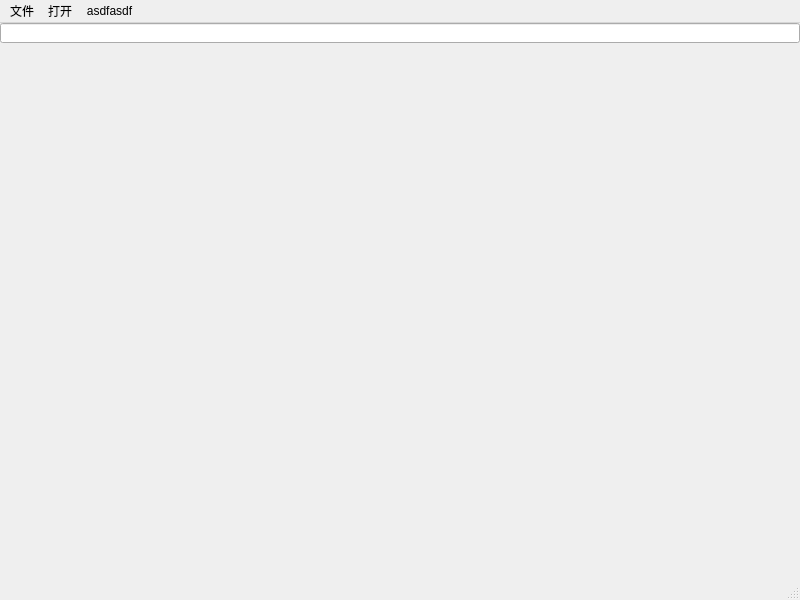
brok1n/bsearch, file Gui/mainwindow.ui: the form before one commit.
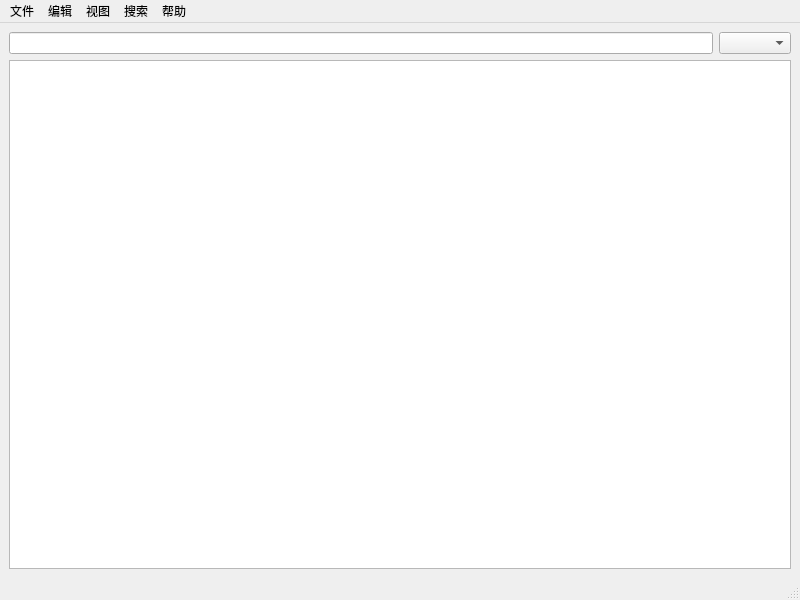
The form after the commit.

Commit message: add windows system partition scan

```diff
--- a/Gui/mainwindow.ui
+++ b/Gui/mainwindow.ui
@@ -14,16 +14,21 @@
    <string>BSearch</string>
   </property>
   <widget class="QWidget" name="centralwidget">
-   <widget class="QLineEdit" name="keyEdit">
-    <property name="geometry">
-     <rect>
-      <x>0</x>
-      <y>0</y>
-      <width>800</width>
-      <height>20</height>
-     </rect>
-    </property>
-   </widget>
+   <layout class="QVBoxLayout" name="verticalLayout">
+    <item>
+     <layout class="QHBoxLayout" name="horizontalLayout">
+      <item>
+       <widget class="QLineEdit" name="keyEdit"/>
+      </item>
+      <item>
+       <widget class="QComboBox" name="comboBox"/>
+      </item>
+     </layout>
+    </item>
+    <item>
+     <widget class="QListWidget" name="listWidget"/>
+    </item>
+   </layout>
   </widget>
   <widget class="QMenuBar" name="menubar">
    <property name="geometry">
@@ -42,7 +47,7 @@
    </widget>
    <widget class="QMenu" name="menu_2">
     <property name="title">
-     <string>打开</string>
+     <string>编辑</string>
     </property>
     <addaction name="actionguanbi"/>
     <addaction name="actionnihao"/>
@@ -50,14 +55,62 @@
    </widget>
    <widget class="QMenu" name="menuasdfasdf">
     <property name="title">
-     <string>asdfasdf</string>
+     <string>视图</string>
     </property>
     <addaction name="actionasdfasdf"/>
     <addaction name="actiondel"/>
+    <addaction name="actionstatus_bar"/>
+    <addaction name="separator"/>
+    <addaction name="actionsuper_big_icon"/>
+    <addaction name="actionbig_icon"/>
+    <addaction name="actionmid_icon"/>
+    <addaction name="actiondetails"/>
+    <addaction name="separator"/>
+    <addaction name="actionsortby"/>
+    <addaction name="actionflush"/>
+    <addaction name="separator"/>
+    <addaction name="actionfix_top"/>
+   </widget>
+   <widget class="QMenu" name="menu_3">
+    <property name="title">
+     <string>搜索</string>
+    </property>
+    <addaction name="actionmatch_case"/>
+    <addaction name="actionfull_content_match"/>
+    <addaction name="actionmatch_path"/>
+    <addaction name="actionuse_reguare"/>
+    <addaction name="separator"/>
+    <addaction name="actioncreate_filter"/>
+    <addaction name="actionmanager_filter"/>
+    <addaction name="separator"/>
+    <addaction name="actionall"/>
+    <addaction name="actionMusic"/>
+    <addaction name="actionVideo"/>
+    <addaction name="actionDocument"/>
+    <addaction name="actionPicture"/>
+    <addaction name="actionCompress"/>
+    <addaction name="actionExecute"/>
+    <addaction name="actionDir"/>
+   </widget>
+   <widget class="QMenu" name="menu_4">
+    <property name="title">
+     <string>帮助</string>
+    </property>
+    <addaction name="actionHelp"/>
+    <addaction name="actionSearch_regular"/>
+    <addaction name="actionregular"/>
+    <addaction name="separator"/>
+    <addaction name="actionHomePage"/>
+    <addaction name="actionCheck_Update"/>
+    <addaction name="actionHelp_we"/>
+    <addaction name="actionAbout_BSearch"/>
+    <addaction name="actionSuggestion_feedback"/>
    </widget>
    <addaction name="menu"/>
    <addaction name="menu_2"/>
    <addaction name="menuasdfasdf"/>
+   <addaction name="menu_3"/>
+   <addaction name="menu_4"/>
   </widget>
   <widget class="QStatusBar" name="statusbar"/>
   <action name="actionguanbi">
```
Left out of the diff: 222 changed lines with no effect on the pictures. The commit also changes 3 other files.
